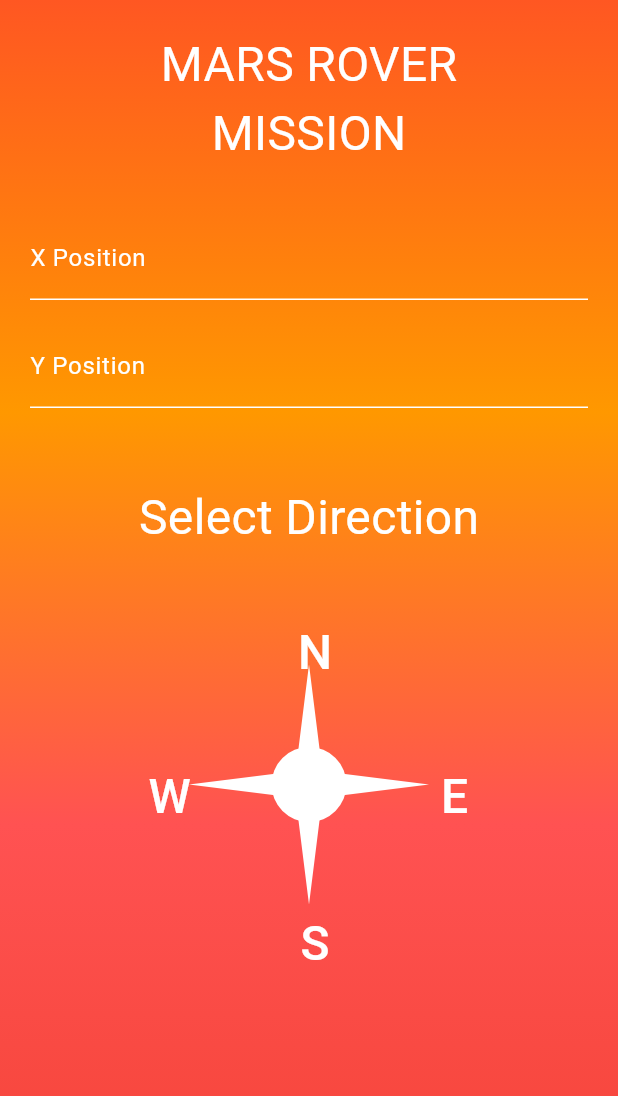
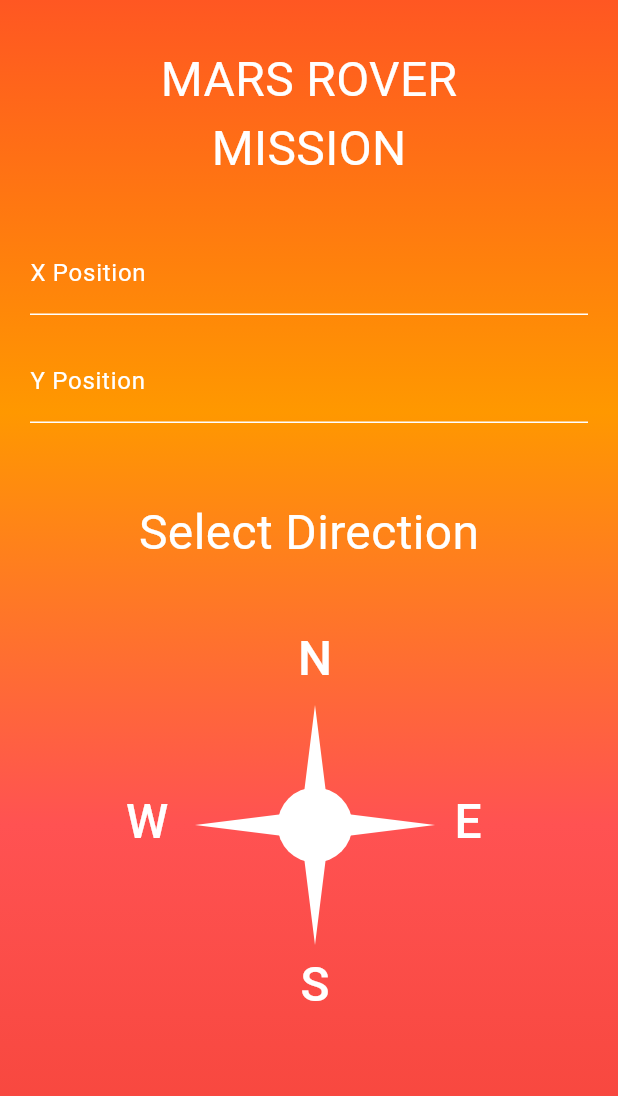
Before and after one commit to Juategi/mars_rover_mission, a Flutter app: the screen it shows after launch, on a phone screen of 412 x 824 dp. Shown: the top 1096 px of the screen. Run offline on Flutter 3.47's test engine with Material 3 defaults, Android fonts, the phone set to English and light mode, and no system bars; our stand-ins replace bloc, equatable, flutter_bloc.

Commit message:
compass fix

```diff
--- a/lib/config/config.dart
+++ b/lib/config/config.dart
@@ -1,6 +1,6 @@
 class Config {
   static const int planetSize = 200;
   static const int obstacles = 2000;
-  static int cameraSize = 10;
+  static const int cameraSize = 10;
   static const int maxMovements = 12;
 }
--- /dev/null
+++ b/lib/widgets/initial_menu/compass.dart
@@ -0,0 +1,92 @@
+import 'package:flutter/material.dart';
+import 'dart:math' as math;
+
+class Compass extends StatelessWidget {
+  const Compass({super.key});
+
+  @override
+  Widget build(BuildContext context) {
+    return SizedBox(
+      width: 140,
+      height: 140,
+      child: Stack(
+        alignment: Alignment.center,
+        children: [
+          Positioned(
+            top: 0,
+            left: 70,
+            child: CustomPaint(
+              size: const Size(20, 20),
+              painter: DiamondPainter(),
+            ),
+          ),
+          Positioned(
+            top: 70,
+            left: 0,
+            child: Transform.rotate(
+              angle: -math.pi / 2,
+              child: CustomPaint(
+                size: const Size(20, 20),
+                painter: DiamondPainter(),
+              ),
+            ),
+          ),
+          Positioned(
+            top: 55,
+            left: 55,
+            child: CustomPaint(
+              size: const Size(50, 50),
+              painter: CirclePainter(),
+            ),
+          ),
+        ],
+      ),
+    );
+  }
+}
+
+class DiamondPainter extends CustomPainter {
+  final Paint _paint = Paint();
+
+  DiamondPainter() {
+    _paint.color = Colors.white;
+  }
+
+  @override
+  void paint(Canvas canvas, Size size) {
+    final path = Path();
+    path.moveTo(size.width / 2, 0);
+    path.lineTo(size.width, size.height * 4);
+    path.lineTo(size.width / 2, size.height * 8);
+    path.lineTo(0, size.height * 4);
+    path.close();
+
+    canvas.drawPath(path, _paint);
+  }
+
+  @override
+  bool shouldRepaint(covariant CustomPainter oldDelegate) {
+    return false;
+  }
+}
+
+class CirclePainter extends CustomPainter {
+  final Paint _paint = Paint();
+
+  CirclePainter() {
+    _paint.color = Colors.white;
+  }
+
+  @override
+  void paint(Canvas canvas, Size size) {
+    final center = Offset(size.width / 2, size.height / 2);
+    final radius = size.width / 2;
+
+    canvas.drawCircle(center, radius, _paint);
+  }
+
+  @override
+  bool shouldRepaint(covariant CustomPainter oldDelegate) {
+    return false;
+  }
+}
--- a/lib/widgets/initial_menu/direction_selector.dart
+++ b/lib/widgets/initial_menu/direction_selector.dart
@@ -1,28 +1,32 @@
 import 'package:flutter/material.dart';
-import 'dart:math' as math;
 
 import 'package:mars_rover_mission/config/styles.dart';
 import 'package:mars_rover_mission/entities/rover.dart';
+import 'package:mars_rover_mission/widgets/initial_menu/compass.dart';
 import 'package:mars_rover_mission/widgets/initial_menu/initial_menu_controller.dart';
 
-class DirectionSelector extends StatefulWidget {
+class DirectionSelector extends StatelessWidget {
   const DirectionSelector({Key? key}) : super(key: key);
 
   @override
-  State<DirectionSelector> createState() => _DirectionSelectorState();
-}
-
-class _DirectionSelectorState extends State<DirectionSelector> {
-  @override
   Widget build(BuildContext context) {
     return SizedBox(
-      width: 250,
-      height: 250,
-      child: Stack(
+      width: 280,
+      child: Row(
         children: [
-          Positioned(
-            left: 97,
-            top: 6,
+          TextButton(
+            onPressed: () {
+              InitialMenuController.deployRover(context, Direction.west);
+            },
+            child: const Text(
+              "W",
+              style: Styles.textStyle,
+            ),
+          ),
+          Column(
+            children: [
+              Padding(
+                padding: const EdgeInsets.only(left: 20),
                 child: TextButton(
                   onPressed: () {
                     InitialMenuController.deployRover(context, Direction.north);
@@ -33,22 +37,12 @@ class _DirectionSelectorState extends State<DirectionSelector> {
                   ),
                 ),
               ),
-          Positioned(
-            top: 102,
-            left: 190,
-            child: TextButton(
-              onPressed: () {
-                InitialMenuController.deployRover(context, Direction.east);
-              },
-              child: const Text(
-                "E",
-                style: Styles.textStyle,
+              const Compass(),
+              const SizedBox(
+                height: 15,
               ),
-            ),
-          ),
-          Positioned(
-            top: 200,
-            left: 97,
+              Padding(
+                padding: const EdgeInsets.only(left: 20),
                 child: TextButton(
                   onPressed: () {
                     InitialMenuController.deployRover(context, Direction.south);
@@ -59,44 +53,18 @@ class _DirectionSelectorState extends State<DirectionSelector> {
                   ),
                 ),
               ),
-          Positioned(
-            top: 102,
-            left: 0,
-            child: TextButton(
+            ],
+          ),
+          const SizedBox(
+            width: 10,
+          ),
+          TextButton(
             onPressed: () {
-                InitialMenuController.deployRover(context, Direction.west);
+              InitialMenuController.deployRover(context, Direction.east);
             },
             child: const Text(
-                "W",
+              "E",
               style: Styles.textStyle,
-              ),
-            ),
-          ),
-          Positioned(
-            top: 45,
-            left: 115,
-            child: CustomPaint(
-              size: const Size(20, 20),
-              painter: DiamondPainter(),
-            ),
-          ),
-          Positioned(
-            top: 115,
-            left: 45,
-            child: Transform.rotate(
-              angle: -math.pi / 2,
-              child: CustomPaint(
-                size: const Size(20, 20),
-                painter: DiamondPainter(),
-              ),
-            ),
-          ),
-          Positioned(
-            top: 100,
-            left: 100,
-            child: CustomPaint(
-              size: const Size(50, 50),
-              painter: CirclePainter(),
             ),
           ),
         ],
@@ -104,49 +72,3 @@ class _DirectionSelectorState extends State<DirectionSelector> {
     );
   }
 }
-
-class DiamondPainter extends CustomPainter {
-  final Paint _paint = Paint();
-
-  DiamondPainter() {
-    _paint.color = Colors.white;
-  }
-
-  @override
-  void paint(Canvas canvas, Size size) {
-    final path = Path();
-    path.moveTo(size.width / 2, 0);
-    path.lineTo(size.width, size.height * 4);
-    path.lineTo(size.width / 2, size.height * 8);
-    path.lineTo(0, size.height * 4);
-    path.close();
-
-    canvas.drawPath(path, _paint);
-  }
-
-  @override
-  bool shouldRepaint(covariant CustomPainter oldDelegate) {
-    return false;
-  }
-}
-
-class CirclePainter extends CustomPainter {
-  final Paint _paint = Paint();
-
-  CirclePainter() {
-    _paint.color = Colors.white;
-  }
-
-  @override
-  void paint(Canvas canvas, Size size) {
-    final center = Offset(size.width / 2, size.height / 2);
-    final radius = size.width / 2;
-
-    canvas.drawCircle(center, radius, _paint);
-  }
-
-  @override
-  bool shouldRepaint(covariant CustomPainter oldDelegate) {
-    return false;
-  }
-}
--- a/lib/widgets/initial_menu/initial_menu.dart
+++ b/lib/widgets/initial_menu/initial_menu.dart
@@ -10,12 +10,14 @@ class InitialMenu extends StatelessWidget {
   @override
   Widget build(BuildContext context) {
     return Scaffold(
+      resizeToAvoidBottomInset: false,
       body: Container(
         decoration: Styles.background,
         child: Padding(
           padding: const EdgeInsets.all(20),
           child: Column(
             children: [
+              const SizedBox(height: 10),
               const Text(
                 "MARS ROVER",
                 style: Styles.textStyle,
--- a/lib/widgets/main_screen/planet_grid.dart
+++ b/lib/widgets/main_screen/planet_grid.dart
@@ -26,7 +26,7 @@ class PlanetGrid extends StatelessWidget {
         color: Colors.transparent,
         child: GridView.builder(
           itemCount: Config.cameraSize * Config.cameraSize,
-          gridDelegate: SliverGridDelegateWithFixedCrossAxisCount(
+          gridDelegate: const SliverGridDelegateWithFixedCrossAxisCount(
             crossAxisCount: Config.cameraSize,
           ),
           physics: const NeverScrollableScrollPhysics(),
```
Lines whose indentation alone changed are shown as unchanged.
